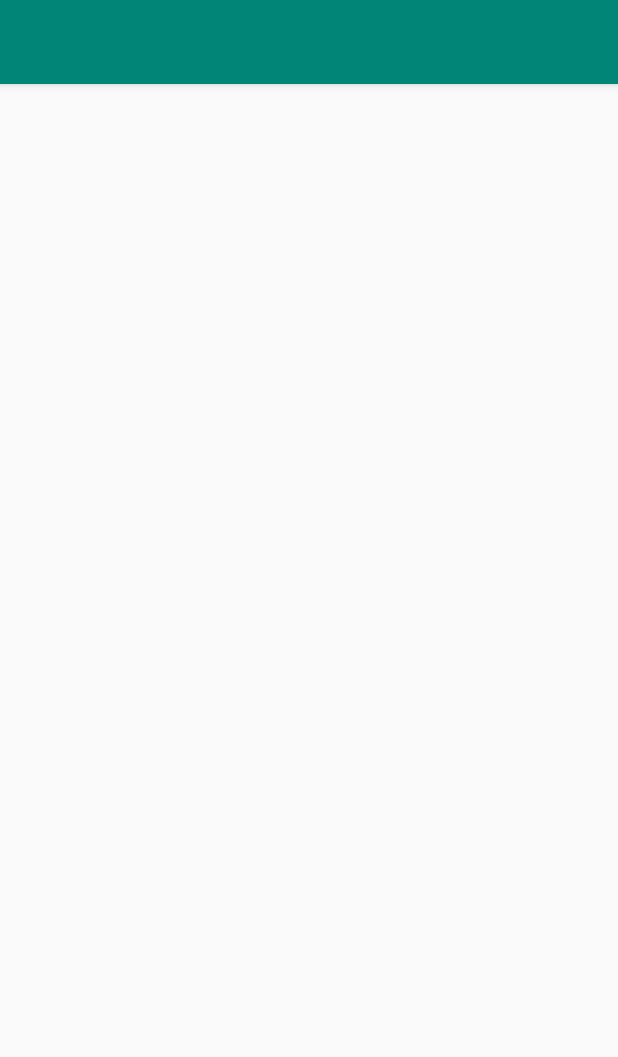
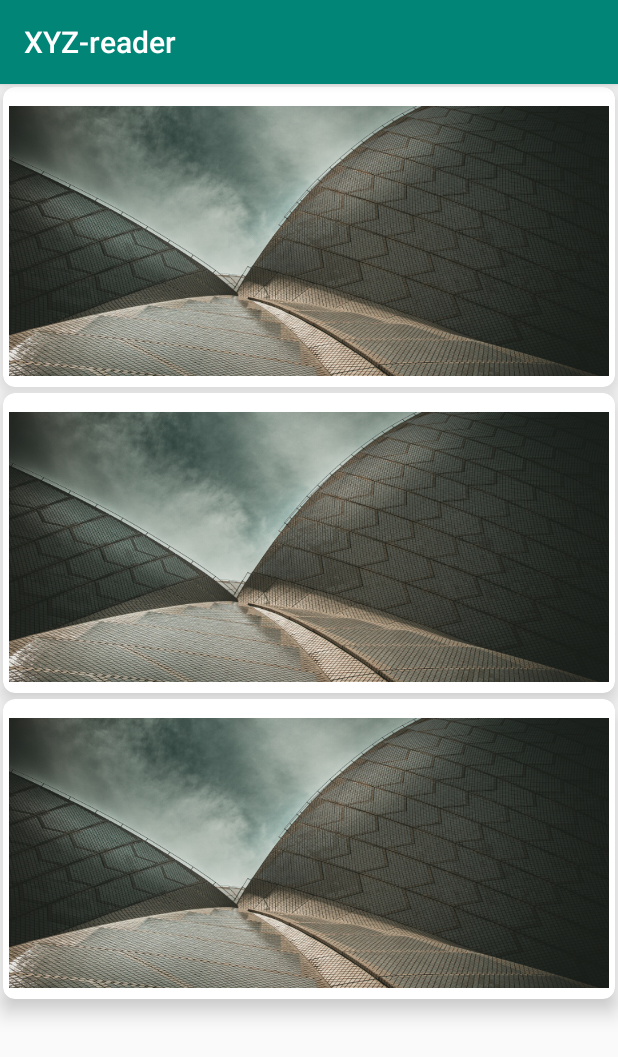
Before and after one commit to gabrielbmoro/AppMaterial, an Android app: the layout activity_main.xml on its own in the app's theme, with its tools: preview values and no code run, on a phone screen of 412 x 824 dp. Shown: the top 1057 px of the screen. Run offline under Robolectric (Android 15) with nearby library versions, the phone set to English and light mode, and no system bars.

```diff
--- a/XYZ-reader/app/src/main/res/layout/activity_main.xml
+++ b/XYZ-reader/app/src/main/res/layout/activity_main.xml
@@ -20,6 +20,7 @@
             android:layout_width="match_parent"
             android:layout_height="match_parent"
             android:adapter="@{viewModel.adapterList}"
+            tools:listitem="@layout/view_holder_xyz_item"
             app:layout_behavior="@string/appbar_scrolling_view_behavior" />
 
         <android.support.design.widget.AppBarLayout
@@ -27,6 +28,8 @@
             android:layout_height="wrap_content">
 
             <android.support.v7.widget.Toolbar
+                app:title="@string/app_name"
+                app:titleTextColor="@android:color/white"
                 android:layout_width="match_parent"
                 android:layout_height="wrap_content"
                 app:layout_scrollFlags="scroll|enterAlways" />
--- a/XYZ-reader/app/src/main/res/values/styles.xml
+++ b/XYZ-reader/app/src/main/res/values/styles.xml
@@ -6,6 +6,8 @@
         <item name="colorPrimary">@color/colorPrimary</item>
         <item name="colorPrimaryDark">@color/colorPrimaryDark</item>
         <item name="colorAccent">@color/colorAccent</item>
+        <item name = "windowActionBar">false</item>
+        <item name = "windowNoTitle">true</item>
     </style>
 
     <style name="TextAppearance.CardView.Caption" parent="TextAppearance.AppCompat.Caption">
```
